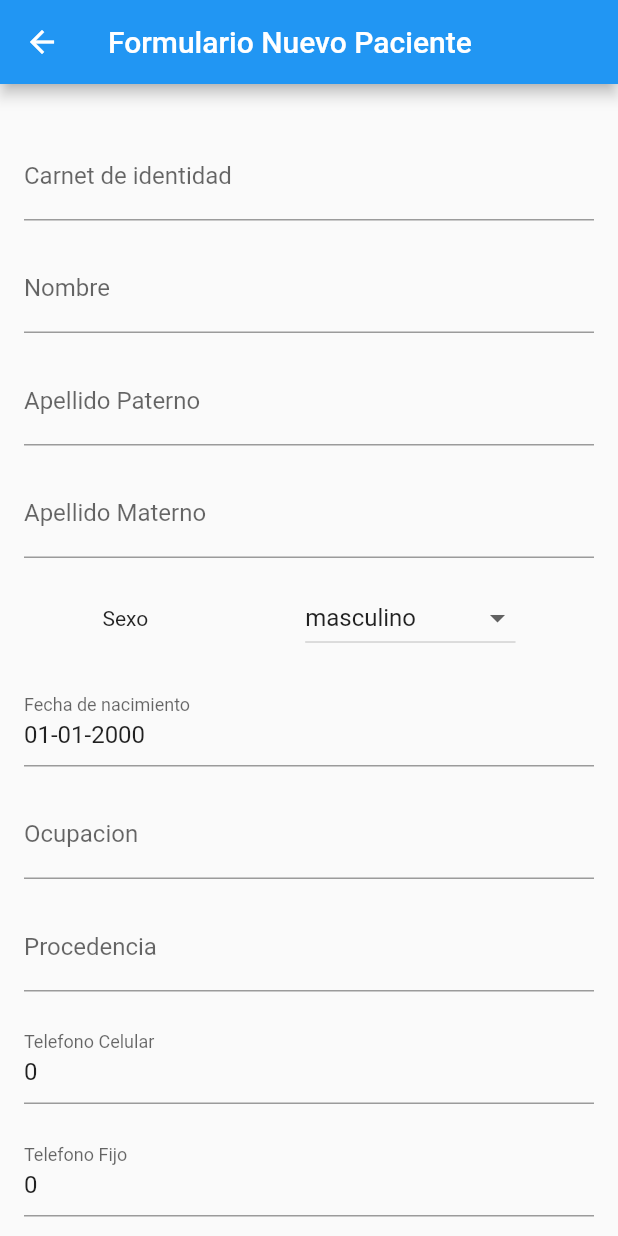
After one commit to AlfredoChusgo/medi_track, a Flutter app: the PacienteAddPage screen opened by its route, on a phone screen of 412 x 824 dp. The commit adds this screen. Run offline on Flutter 3.47's test engine with Material 2 defaults, Android fonts, the phone set to English and light mode, and no system bars; our stand-ins replace bloc, equatable, flutter_bloc; accounts and stored records are empty.

Commit message:
paciente add form finished

```diff
--- a/flutter_app/medi_track_dora/lib/app.dart
+++ b/flutter_app/medi_track_dora/lib/app.dart
@@ -1,5 +1,6 @@
 import 'package:flutter/material.dart';
 import 'package:flutter_bloc/flutter_bloc.dart';
+import 'package:medi_track_dora/components/pacienteAdd/view/paciente_add_page.dart';
 
 import 'components/home/view/home_page.dart';
 import 'components/pacienteHome/bloc/paciente_home_bloc.dart';
@@ -27,6 +28,7 @@ class App extends StatelessWidget {
         routes: {
           '/': (_) => const HomePage(),
           '/pacienteHome': (_) => const PacienteHomePage(),
+          '/pacienteAdd': (_) => const PacienteAddPage(),
           //'/cart': (_) => const CartPage(),
         },
       ),
--- a/flutter_app/medi_track_dora/lib/components/home/view/home_page.dart
+++ b/flutter_app/medi_track_dora/lib/components/home/view/home_page.dart
@@ -1,6 +1,5 @@
 import 'package:flutter/material.dart';
 import 'package:flutter_bloc/flutter_bloc.dart';
-import 'package:medi_track_dora/components/paciente/bloc/paciente_home_bloc.dart';
 
 import '../home.dart';
 
@@ -36,6 +35,7 @@ class HomePage extends StatelessWidget {
                   ElevatedButton(
                     onPressed: () {
                       // Add your button 2 logic here
+                      //Navigator.pushNamed(context, '/pacienteAdd');
                     },
                     child: const Text('Estadias Paciente'),
                   ),
--- /dev/null
+++ b/flutter_app/medi_track_dora/lib/components/pacienteAdd/bloc/paciente_add_bloc.dart
@@ -0,0 +1,96 @@
+import 'dart:async';
+
+import 'package:bloc/bloc.dart';
+import 'package:equatable/equatable.dart';
+import 'package:meta/meta.dart';
+
+import '../../pacienteHome/paciente.dart';
+
+part 'paciente_add_event.dart';
+part 'paciente_add_state.dart';
+
+class PacienteAddBloc extends Bloc<PacienteAddEvent, PacienteAddState> {
+  PacienteAddBloc() : super(PacienteAddFormState.Initial()) {
+    on<PacienteAddEvent>(_onPacienteAddEvent);
+  }
+
+  Future<FutureOr<void>> _onPacienteAddEvent(
+      PacienteAddEvent event, Emitter<PacienteAddState> emit) async {
+    if (state is PacienteAddFormState) {
+      PacienteAddFormState pacienteAddFormState = state as PacienteAddFormState;
+      switch (event.runtimeType) {
+        case CIChanged:
+          CIChanged ciEvent = event as CIChanged;
+          emit(pacienteAddFormState.copyWith(ci: ciEvent.ci));
+          break;
+        case NombreChanged:
+          NombreChanged nombreEvent = event as NombreChanged;
+          emit(pacienteAddFormState.copyWith(nombre: nombreEvent.nombre));
+          break;
+        case ApellidoPaternoChanged:
+          ApellidoPaternoChanged apellidoPaternoEvent =
+              event as ApellidoPaternoChanged;
+          emit(pacienteAddFormState.copyWith(
+              apellidoPaterno: apellidoPaternoEvent.apellidoPaterno));
+          break;
+        case ApellidoMaternoChanged:
+          ApellidoMaternoChanged apellidoMaternoEvent =
+              event as ApellidoMaternoChanged;
+          emit(pacienteAddFormState.copyWith(
+              apellidoMaterno: apellidoMaternoEvent.apellidoMaterno));
+          break;
+        case FechaNacimientoChanged:
+          FechaNacimientoChanged fechaNacimientoEvent =
+              event as FechaNacimientoChanged;
+          emit(pacienteAddFormState.copyWith(
+              fechaNacimiento: fechaNacimientoEvent.fechaNacimiento));
+          break;
+        case SexoChanged:
+          SexoChanged sexoEvent = event as SexoChanged;
+          // Handle SexoChanged event
+          emit(pacienteAddFormState.copyWith(sexo: sexoEvent.sexo));
+          break;
+        case OcupacionChanged:
+          OcupacionChanged ocupacionEvent = event as OcupacionChanged;
+          // Handle OcupacionChanged event
+          emit(pacienteAddFormState.copyWith(ocupacion: ocupacionEvent.ocupacion));
+          break;
+        case ProcedenciaChanged:
+          ProcedenciaChanged procedenciaEvent = event as ProcedenciaChanged;
+          // Handle ProcedenciaChanged event
+          emit(pacienteAddFormState.copyWith(procedencia: procedenciaEvent.procedencia));
+          break;
+        case TelefonoCelularChanged:
+          TelefonoCelularChanged telefonoCelularEvent =
+              event as TelefonoCelularChanged;
+          // Handle TelefonoCelularChanged event
+          emit(pacienteAddFormState.copyWith(
+              telefonoCelular: telefonoCelularEvent.telefonoCelular));
+          break;
+        case TelefonoFijoChanged:
+          TelefonoFijoChanged telefonoFijoEvent = event as TelefonoFijoChanged;
+          // Handle TelefonoFijoChanged event
+          emit(pacienteAddFormState.copyWith(telefonoFijo: telefonoFijoEvent.telefonoFijo));
+          break;
+        case DireccionResidenciaChanged:
+          DireccionResidenciaChanged direccionResidenciaEvent =
+              event as DireccionResidenciaChanged;
+          // Handle DireccionResidenciaChanged event
+          emit(pacienteAddFormState.copyWith(
+              direccionResidencia:
+                  direccionResidenciaEvent.direccionResidencia));
+          break;
+        case PacienteSubmit:
+          PacienteAddFormState pacienteAddFormState = state as PacienteAddFormState;
+          emit(ErrorDuringSaved(errorMessage: "Something happend"));
+          await Future.delayed(const Duration(seconds: 3));
+
+          emit(pacienteAddFormState.copyWith());
+          break;
+        default:
+          // Handle unknown event
+          break;
+      }
+    }
+  }
+}
--- /dev/null
+++ b/flutter_app/medi_track_dora/lib/components/pacienteAdd/bloc/paciente_add_event.dart
@@ -0,0 +1,115 @@
+part of 'paciente_add_bloc.dart';
+
+@immutable
+sealed class PacienteAddEvent extends Equatable {
+  const PacienteAddEvent();
+
+  @override
+  List<Object> get props => [];
+}
+
+class CIChanged extends PacienteAddEvent {
+  final String ci;
+
+  const CIChanged(this.ci);
+
+  @override
+  List<Object> get props => [ci];
+}
+
+class NombreChanged extends PacienteAddEvent {
+  final String nombre;
+
+  const NombreChanged(this.nombre);
+
+  @override
+  List<Object> get props => [nombre];
+}
+
+class ApellidoPaternoChanged extends PacienteAddEvent {
+  final String apellidoPaterno;
+
+  const ApellidoPaternoChanged(this.apellidoPaterno);
+
+  @override
+  List<Object> get props => [apellidoPaterno];
+}
+
+class ApellidoMaternoChanged extends PacienteAddEvent {
+  final String apellidoMaterno;
+
+  const ApellidoMaternoChanged(this.apellidoMaterno);
+
+  @override
+  List<Object> get props => [apellidoMaterno];
+}
+
+class FechaNacimientoChanged extends PacienteAddEvent {
+  final DateTime fechaNacimiento;
+
+  const FechaNacimientoChanged(this.fechaNacimiento);
+
+  @override
+  List<Object> get props => [fechaNacimiento];
+}
+
+class SexoChanged extends PacienteAddEvent {
+  final Sexo sexo;
+
+  const SexoChanged(this.sexo);
+
+  @override
+  List<Object> get props => [sexo];
+}
+
+class OcupacionChanged extends PacienteAddEvent {
+  final String ocupacion;
+
+  const OcupacionChanged(this.ocupacion);
+
+  @override
+  List<Object> get props => [ocupacion];
+}
+
+class ProcedenciaChanged extends PacienteAddEvent {
+  final String procedencia;
+
+  const ProcedenciaChanged(this.procedencia);
+
+  @override
+  List<Object> get props => [procedencia];
+}
+
+class TelefonoCelularChanged extends PacienteAddEvent {
+  final int telefonoCelular;
+
+  const TelefonoCelularChanged(this.telefonoCelular);
+
+  @override
+  List<Object> get props => [telefonoCelular];
+}
+
+class TelefonoFijoChanged extends PacienteAddEvent {
+  final int telefonoFijo;
+
+  const TelefonoFijoChanged(this.telefonoFijo);
+
+  @override
+  List<Object> get props => [telefonoFijo];
+}
+
+class DireccionResidenciaChanged extends PacienteAddEvent {
+  final String direccionResidencia;
+
+  const DireccionResidenciaChanged(this.direccionResidencia);
+
+  @override
+  List<Object> get props => [direccionResidencia];
+}
+
+class PacienteSubmit extends PacienteAddEvent {
+  const PacienteSubmit();
+
+  @override
+  List<Object> get props => [];
+}
--- /dev/null
+++ b/flutter_app/medi_track_dora/lib/components/pacienteAdd/bloc/paciente_add_state.dart
@@ -0,0 +1,106 @@
+part of 'paciente_add_bloc.dart';
+
+sealed class PacienteAddState extends Equatable {
+  @override
+  List<Object> get props => [];
+}
+
+class PacienteAddFormState extends PacienteAddState {
+  final String id;
+  final String ci;
+  final String nombre;
+  final String apellidoPaterno;
+  final String apellidoMaterno;
+  final DateTime fechaNacimiento;
+  final Sexo sexo;
+  final String ocupacion;
+  final String procedencia;
+  final int telefonoCelular;
+  final int telefonoFijo;
+  final String direccionResidencia;
+
+  PacienteAddFormState(
+      {required this.id,
+      required this.ci,
+      required this.nombre,
+      required this.apellidoPaterno,
+      required this.apellidoMaterno,
+      required this.fechaNacimiento,
+      required this.sexo,
+      required this.ocupacion,
+      required this.procedencia,
+      required this.telefonoCelular,
+      required this.telefonoFijo,
+      required this.direccionResidencia});
+
+  PacienteAddFormState.Initial()
+      : id = '',
+        ci = '',
+        nombre = '',
+        apellidoPaterno = '',
+        apellidoMaterno = '',
+        fechaNacimiento = DateTime(2000, 1, 1), // Example default date
+        sexo = Sexo.masculino, // Example default enum value
+        ocupacion = '',
+        procedencia = '',
+        telefonoCelular = 0,
+        telefonoFijo = 0,
+        direccionResidencia = '';
+
+  PacienteAddFormState copyWith({
+    String? id,
+    String? ci,
+    String? nombre,
+    String? apellidoPaterno,
+    String? apellidoMaterno,
+    DateTime? fechaNacimiento,
+    Sexo? sexo,
+    String? ocupacion,
+    String? procedencia,
+    int? telefonoCelular,
+    int? telefonoFijo,
+    String? direccionResidencia,
+  }) {
+    return PacienteAddFormState(
+      id: id ?? this.id,
+      ci: ci ?? this.ci,
+      nombre: nombre ?? this.nombre,
+      apellidoPaterno: apellidoPaterno ?? this.apellidoPaterno,
+      apellidoMaterno: apellidoMaterno ?? this.apellidoMaterno,
+      fechaNacimiento: fechaNacimiento ?? this.fechaNacimiento,
+      sexo: sexo ?? this.sexo,
+      ocupacion: ocupacion ?? this.ocupacion,
+      procedencia: procedencia ?? this.procedencia,
+      telefonoCelular: telefonoCelular ?? this.telefonoCelular,
+      telefonoFijo: telefonoFijo ?? this.telefonoFijo,
+      direccionResidencia: direccionResidencia ?? this.direccionResidencia,
+    );
+  }
+
+  @override
+  List<Object> get props => [
+        id,
+        ci,
+        nombre,
+        apellidoMaterno,
+        apellidoPaterno,
+        fechaNacimiento,
+        sexo,
+        ocupacion,
+        procedencia,
+        telefonoCelular,
+        telefonoFijo,
+        direccionResidencia
+      ];
+}
+
+class SavingInProgress extends PacienteAddState {}
+
+class ErrorDuringSaved extends PacienteAddState {
+  final String errorMessage;
+
+  ErrorDuringSaved({required this.errorMessage});
+
+  @override
+  List<Object> get props => [];
+}
--- /dev/null
+++ b/flutter_app/medi_track_dora/lib/components/pacienteAdd/paciente_add.dart
@@ -0,0 +1,2 @@
+export 'bloc/paciente_add_bloc.dart';
+export 'view/paciente_add_page.dart';
--- /dev/null
+++ b/flutter_app/medi_track_dora/lib/components/pacienteAdd/view/paciente_add_page.dart
@@ -0,0 +1,277 @@
+import 'package:flutter/material.dart';
+import 'package:flutter/services.dart';
+import 'package:flutter_bloc/flutter_bloc.dart';
+import 'package:intl/intl.dart';
+import 'package:medi_track_dora/components/pacienteAdd/paciente_add.dart';
+
+import '../../pacienteHome/paciente.dart';
+
+class PacienteAddPage extends StatelessWidget {
+  const PacienteAddPage();
+  @override
+  Widget build(BuildContext context) {
+    return Scaffold(
+      appBar: AppBar(
+        title: const Text('Formulario Nuevo Paciente'),
+      ),
+      body: BlocProvider(
+        create: (context) => PacienteAddBloc(),
+        child: BlocBuilder<PacienteAddBloc, PacienteAddState>(
+          builder: (context, state) {
+            if (state is PacienteAddFormState) {
+              return PacienteAddForm(state: state);
+            }
+            if (state is ErrorDuringSaved) {
+              return Center(
+                child: Container(
+                  padding: EdgeInsets.all(16.0),
+                  width: MediaQuery.of(context).size.width * 0.8,
+                  decoration: BoxDecoration(
+                    color: Colors.red,
+                    borderRadius: BorderRadius.circular(10.0),
+                  ),
+                  child: Text(
+                    state.errorMessage,
+                    style: TextStyle(
+                      color: Colors.white,
+                      fontSize: 16.0,
+                    ),
+                  ),
+                ),
+              );
+            }
+            return Center(child: const CircularProgressIndicator());
+          },
+        ),
+      ),
+    );
+  }
+}
+
+class PacienteAddForm extends StatelessWidget {
+  final PacienteAddFormState state;
+
+  final TextEditingController _idController = TextEditingController();
+  late final TextEditingController _ciController;
+  late final TextEditingController _nombreController;
+  late final TextEditingController _apellidoPaternoController;
+  late final TextEditingController _apellidoMaternoController;
+  late final TextEditingController _fechaNacimientoController;
+  late final TextEditingController _sexoController;
+  late final TextEditingController _ocupacionController;
+  late final TextEditingController _procedenciaController;
+  late final TextEditingController _telefonoCelularController;
+  late final TextEditingController _telefonoFijoController;
+  late final TextEditingController _direccionResidenciaController;
+
+  PacienteAddForm({required this.state, super.key}) {
+    //_idController = TextEditingController();
+    _ciController = TextEditingController(text: state.ci);
+    _nombreController = TextEditingController();
+    //_nombreController.set
+    _apellidoPaternoController =
+        TextEditingController(text: state.apellidoPaterno);
+    _apellidoMaternoController =
+        TextEditingController(text: state.apellidoMaterno);
+    _fechaNacimientoController = TextEditingController(
+        text: DateFormat('dd-MM-yyyy').format(state.fechaNacimiento));
+    _sexoController = TextEditingController(text: state.sexo.toString());
+    _ocupacionController = TextEditingController(text: state.ocupacion);
+    _procedenciaController = TextEditingController(text: state.procedencia);
+    _telefonoCelularController =
+        TextEditingController(text: state.telefonoCelular.toString());
+    _telefonoFijoController =
+        TextEditingController(text: state.telefonoFijo.toString());
+    _direccionResidenciaController =
+        TextEditingController(text: state.direccionResidencia);
+    print('called');
+  }
+
+  @override
+  Widget build(BuildContext context) {
+    final PacienteAddBloc _pacienteFormBloc =
+        BlocProvider.of<PacienteAddBloc>(context);
+
+    return SingleChildScrollView(
+      child: Padding(
+        padding: const EdgeInsets.all(16.0),
+        child: Column(
+          children: [
+            const SizedBox(height: 16.0),
+            TextFormField(
+              //controller: _ciController,
+              initialValue: state.ci,
+              onChanged: (value) {
+                _pacienteFormBloc.add(CIChanged(value));
+              },
+              decoration:
+                  const InputDecoration(labelText: 'Carnet de identidad'),
+            ),
+            const SizedBox(height: 16.0),
+            TextFormField(
+              //controller: _nombreController,
+              initialValue: state.nombre,
+              onChanged: (value) {
+                _pacienteFormBloc.add(NombreChanged(value));
+              },
+              decoration: const InputDecoration(labelText: 'Nombre'),
+            ),
+            const SizedBox(height: 16.0),
+            TextFormField(
+              initialValue: state.apellidoPaterno,
+              onChanged: (value) {
+                _pacienteFormBloc.add(ApellidoPaternoChanged(value));
+              },
+              decoration: const InputDecoration(labelText: 'Apellido Paterno'),
+            ),
+            const SizedBox(height: 16.0),
+            TextFormField(
+              initialValue: state.apellidoMaterno,
+              onChanged: (value) {
+                _pacienteFormBloc.add(ApellidoMaternoChanged(value));
+              },
+              decoration: const InputDecoration(labelText: 'Apellido Materno'),
+            ),
+            const SizedBox(height: 16.0),
+            _SexoDropdownButton(),
+            const SizedBox(height: 16.0),
+            TextFormField(
+              controller: _fechaNacimientoController,
+              onTap: () => showDatePicker(
+                      context: context,
+                      initialDate: DateTime.now(),
+                      firstDate: DateTime(1900),
+                      lastDate: DateTime.now())
+                  .then((value) {
+                print("Fecha changed");
+                return _pacienteFormBloc
+                    .add(FechaNacimientoChanged(value ?? DateTime.now()));
+              }),
+              // onChanged: (value) {
+              //   // Parse the input value to DateTime, and pass it to the Bloc
+              //   final dateOfBirth = DateTime.tryParse(value);
+              //   if (dateOfBirth != null) {
+              //     _pacienteFormBloc.add(FechaNacimientoChanged(dateOfBirth));
+              //   }
+              // },
+              decoration:
+                  const InputDecoration(labelText: 'Fecha de nacimiento'),
+            ),
+            const SizedBox(height: 16.0),
+            TextFormField(
+              initialValue: state.ocupacion,
+              onChanged: (value) {
+                _pacienteFormBloc.add(OcupacionChanged(value));
+              },
+              decoration: const InputDecoration(labelText: 'Ocupacion'),
+            ),
+            const SizedBox(height: 16.0),
+            TextFormField(
+              initialValue: state.procedencia,
+              onChanged: (value) {
+                _pacienteFormBloc.add(ProcedenciaChanged(value));
+              },
+              decoration: const InputDecoration(labelText: 'Procedencia'),
+            ),
+            // const SizedBox(height: 16.0),
+            // TextFormField(
+            //   controller: _procedenciaController,
+            //   onChanged: (value) {
+            //     _pacienteFormBloc.add(ProcedenciaChanged(value));
+            //   },
+            //   decoration: const InputDecoration(labelText: 'Procedencia'),
+            // ),
+            const SizedBox(height: 16.0),
+            TextFormField(
+              initialValue: state.telefonoCelular.toString(),
+              keyboardType: TextInputType.number,
+              inputFormatters: [
+                FilteringTextInputFormatter.allow(RegExp(r'[0-9]')),
+              ],
+              onChanged: (value) => _pacienteFormBloc
+                  .add(TelefonoCelularChanged(int.tryParse(value) ?? 000000)),
+              decoration: const InputDecoration(
+                labelText: 'Telefono Celular',
+              ),
+            ),
+            const SizedBox(height: 16.0),
+            TextFormField(
+              initialValue: state.telefonoFijo.toString(),
+              keyboardType: TextInputType.number,
+              inputFormatters: [
+                FilteringTextInputFormatter.allow(RegExp(r'[0-9]')),
+              ],
+              onChanged: (value) => _pacienteFormBloc
+                  .add(TelefonoFijoChanged(int.tryParse(value) ?? 000000)),
+              decoration: const InputDecoration(
+                labelText: 'Telefono Fijo',
+              ),
+            ),
+            const SizedBox(height: 16.0),
+            TextFormField(
+              initialValue: state.direccionResidencia,
+              onChanged: (value) {
+                _pacienteFormBloc.add(DireccionResidenciaChanged(value));
+              },
+              decoration:
+                  const InputDecoration(labelText: 'Direccion de residencia'),
+            ),
+            ElevatedButton(
+              //width: double.infinity,
+              onPressed: () {
+                _pacienteFormBloc
+                  .add(const PacienteSubmit());
+              },
+              child: Text('Guardar'),
+            ),
+          ],
+        ),
+      ),
+    );
+  }
+}
+
+class _SexoDropdownButton extends StatefulWidget {
+  const _SexoDropdownButton();
+
+  @override
+  _SexoDropdownButtonState createState() => _SexoDropdownButtonState();
+}
+
+class _SexoDropdownButtonState extends State<_SexoDropdownButton> {
+  Sexo? sexoSelected;
+
+  @override
+  Widget build(BuildContext context) {
+    final PacienteAddBloc _pacienteFormBloc =
+        BlocProvider.of<PacienteAddBloc>(context);
+
+    sexoSelected ??= (_pacienteFormBloc.state as PacienteAddFormState).sexo;
+
+    return Material(
+      child: Row(
+        mainAxisAlignment: MainAxisAlignment.spaceAround,
+        children: [
+          Text("Sexo"),
+          DropdownButton<Sexo>(
+            key: const Key('newCarForm_brand_dropdownButton'),
+            items: Sexo.values.map((Sexo sexo) {
+              return DropdownMenuItem<Sexo>(
+                value: sexo,
+                child: Text(sexo.toString().split('.').last),
+              );
+            }).toList(),
+            value: sexoSelected,
+            hint: const Text('Seleccione Sexo'),
+            onChanged: (sexo) {
+              setState(() {
+                sexoSelected = sexo;
+              });
+              _pacienteFormBloc.add(SexoChanged(sexoSelected!));
+            },
+          ),
+        ],
+      ),
+    );
+  }
+}
--- a/flutter_app/medi_track_dora/lib/components/pacienteHome/view/paciente_home_page.dart
+++ b/flutter_app/medi_track_dora/lib/components/pacienteHome/view/paciente_home_page.dart
@@ -37,7 +37,13 @@ class PacienteHomePage extends StatelessWidget {
           ),
         ],
       ),
-    );
+    floatingActionButton: FloatingActionButton(
+        onPressed: () {
+          // FAB onPressed action
+          Navigator.pushNamed(context, '/pacienteAdd');
+        },
+        child: Icon(Icons.add),
+      ),);
   }
 }
 
@@ -82,8 +88,9 @@ class CatalogAppBar extends StatelessWidget {
   @override
   Widget build(BuildContext context) {
     return SliverAppBar(
-      title: const Text('Paciente Home'),
+      title: const Text('Pacientes'),
       floating: true,
+
       // actions: [
       //   IconButton(
       //     icon: const Icon(Icons.shopping_cart),
--- a/flutter_app/medi_track_dora/pubspec.yaml
+++ b/flutter_app/medi_track_dora/pubspec.yaml
@@ -34,7 +34,7 @@ dependencies:
   uuid: ^3.0.0
   flutter_bloc: ^8.1.1
   formz: ^0.6.0
-
+  intl: ^0.17.0
 
   # The following adds the Cupertino Icons font to your application.
   # Use with the CupertinoIcons class for iOS style icons.
```
Also changed, not shown: flutter_app/medi_track_dora/pubspec.lock.
